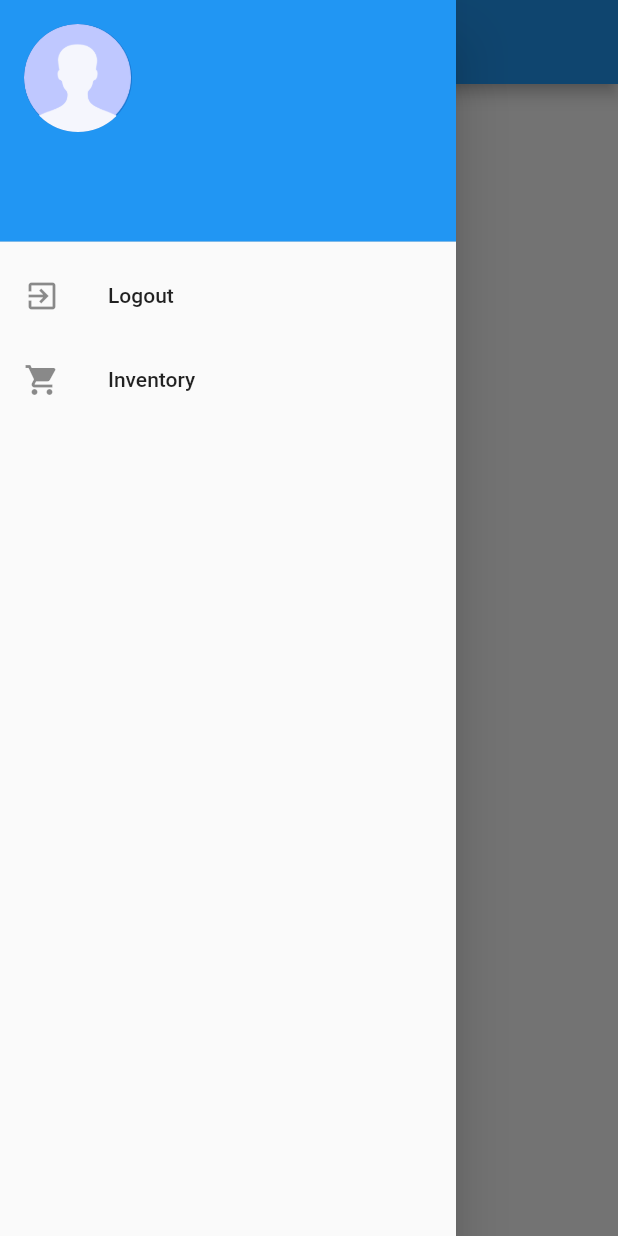
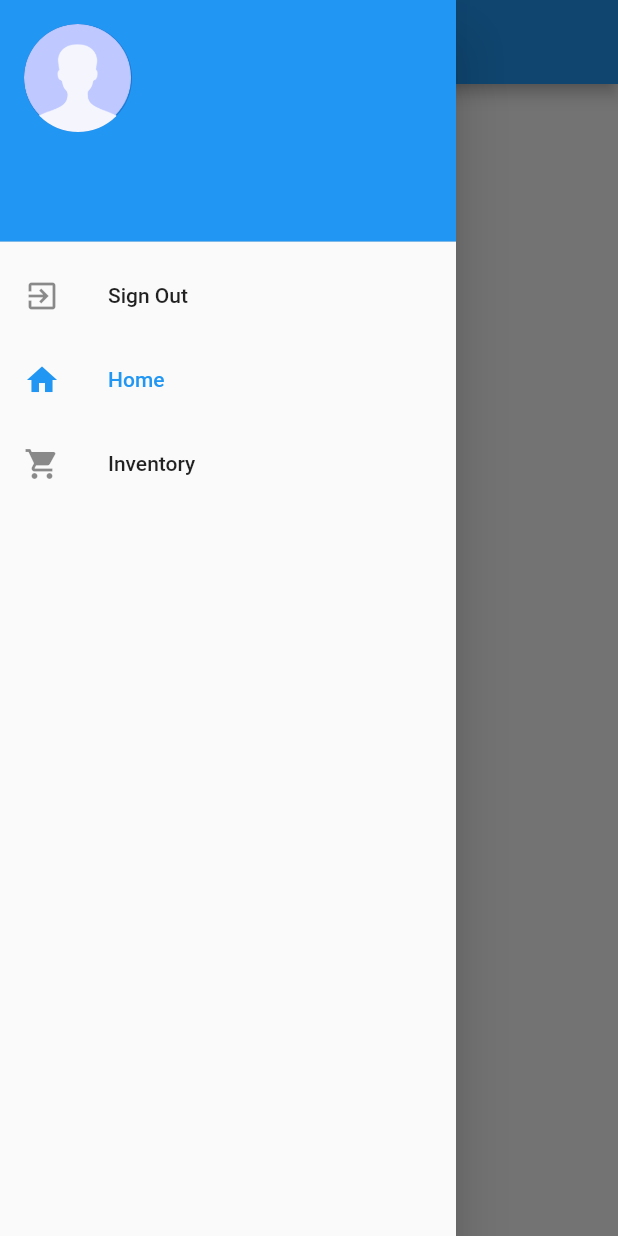
Before and after one commit to acidjazz/uploader, a Flutter app: the Home screen opened by its route, with the side drawer open, on a phone screen of 412 x 824 dp. Run offline on Flutter 3.47's test engine with Material 2 defaults, Android fonts, the phone set to English and light mode, and no system bars; our stand-ins replace shared_preferences; accounts and stored records are empty.

Commit message:
🎨 Fully working routing drawer with active states

```diff
--- a/lib/HomeDrawer.dart
+++ b/lib/HomeDrawer.dart
@@ -1,19 +1,24 @@
+import 'dart:async';
+
 import 'package:flutter/material.dart';
 import 'UserData.dart' show user;
 
 class HomeDrawer extends StatelessWidget {
 
-  bool _logOut () {
-    Navigator.pop(context);
-    showInSnackBar('Logging out..');
-    user.reset().then((result) =>
-      Navigator.of(context).pushReplacementNamed('/login'));
+  String routeName;
+  HomeDrawer(this.routeName);
+
+  Future<bool> _logOut (BuildContext context) async {
+    var nav = Navigator.of(context);
+    nav.pop();
+    showInSnackBar(context, 'Logging out..');
+    await user.reset();
+    nav.pushReplacementNamed('/login');
     return true;
   }
 
-
-  void showInSnackBar(String value) {
-    _scaffoldKey.currentState.showSnackBar(new SnackBar(
+  void showInSnackBar(BuildContext context, String value) {
+    Scaffold.of(context).showSnackBar(new SnackBar(
       content: new Text(value),
       duration: const Duration(seconds: 3),
     ));
@@ -32,13 +37,20 @@ class HomeDrawer extends StatelessWidget {
             ),
             new ListTile(
               leading: const Icon(Icons.exit_to_app),
-              title: const Text('Logout'),
-              onTap: _logOut,
+              title: new Text('Sign Out'),
+              onTap: () => _logOut(context),
+            ),
+            new ListTile(
+              leading: const Icon(Icons.home),
+              title: const Text('Home'),
+              onTap: () => Navigator.pushNamed(context, '/home'),
+              selected: this.routeName == '/home',
             ),
             new ListTile(
               leading: const Icon(Icons.shopping_cart),
               title: const Text('Inventory'),
               onTap: () => Navigator.pushNamed(context, '/inventory'),
+              selected: this.routeName == '/inventory',
             ),
           ],
         ),
--- a/lib/UserData.dart
+++ b/lib/UserData.dart
@@ -42,7 +42,7 @@ class UserData {
     prefs.remove('password');
     this.email = '';
     this.password = '';
-    await new Future.delayed(const Duration(seconds: 1));
+    await new Future.delayed(const Duration(seconds: 2));
     return true;
   }
 }
--- a/lib/home.dart
+++ b/lib/home.dart
@@ -17,7 +17,7 @@ class HomeState extends State<Home> {
       key: _scaffoldKey,
       appBar: new AppBar(title: new Text('Maxanet Uploader')),
       body: new Center(child: new Text('Home Screen')),
-      drawer: new HomeDrawer(),
+      drawer: new HomeDrawer('/home'),
     );
   }
 
--- a/lib/login.dart
+++ b/lib/login.dart
@@ -56,6 +56,7 @@ class LoginState extends State<Login> {
 
   @override
   Widget build(BuildContext context) {
+
     init();
 
     if (_loadedInitials) {
```
Also changed, not shown: lib/Inventory.dart (+4 -4 lines).
